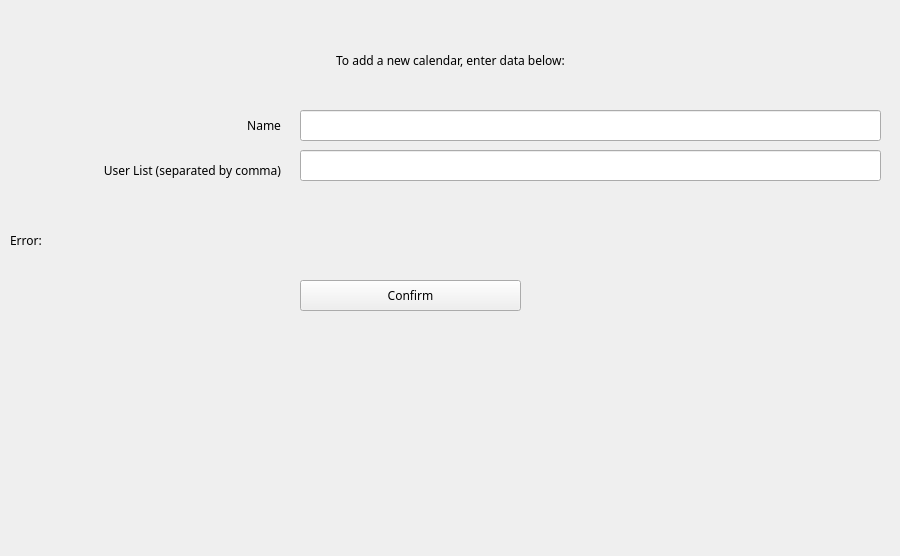
First picture: the form in client/screenModels/addNewCalendar.ui, repository agak33/SK-PUT-project, before the edit.
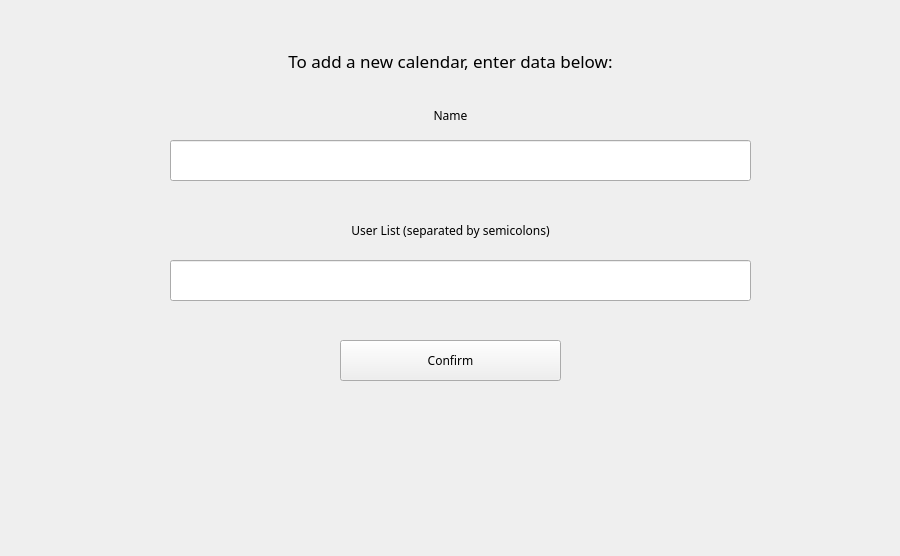
Second picture: the form after the edit.

The edit to the form file:
```diff
--- a/client/screenModels/addNewCalendar.ui
+++ b/client/screenModels/addNewCalendar.ui
@@ -24,10 +24,10 @@
   <widget class="QPushButton" name="newCalendarConfirmButton">
    <property name="geometry">
     <rect>
-     <x>300</x>
-     <y>280</y>
+     <x>340</x>
+     <y>340</y>
      <width>221</width>
-     <height>31</height>
+     <height>41</height>
     </rect>
    </property>
    <property name="text">
@@ -46,6 +46,11 @@
      <height>41</height>
     </rect>
    </property>
+   <property name="font">
+    <font>
+     <pointsize>13</pointsize>
+    </font>
+   </property>
    <property name="text">
     <string>To add a new calendar, enter data below:</string>
    </property>
@@ -56,9 +61,9 @@
   <widget class="QLabel" name="newCalendarNamelabel">
    <property name="geometry">
     <rect>
-     <x>10</x>
-     <y>110</y>
-     <width>271</width>
+     <x>20</x>
+     <y>100</y>
+     <width>861</width>
      <height>31</height>
     </rect>
    </property>
@@ -66,58 +71,45 @@
     <string>Name</string>
    </property>
    <property name="alignment">
-    <set>Qt::AlignRight|Qt::AlignTrailing|Qt::AlignVCenter</set>
+    <set>Qt::AlignCenter</set>
    </property>
   </widget>
   <widget class="QLabel" name="newCalendarUserListLabel">
    <property name="geometry">
     <rect>
-     <x>10</x>
-     <y>150</y>
-     <width>271</width>
+     <x>20</x>
+     <y>210</y>
+     <width>861</width>
      <height>41</height>
     </rect>
    </property>
    <property name="text">
-    <string>User List (separated by comma)</string>
+    <string>User List (separated by semicolons)</string>
    </property>
    <property name="alignment">
-    <set>Qt::AlignRight|Qt::AlignTrailing|Qt::AlignVCenter</set>
+    <set>Qt::AlignCenter</set>
    </property>
   </widget>
   <widget class="QLineEdit" name="newCalendarUserListField">
    <property name="geometry">
     <rect>
-     <x>300</x>
-     <y>150</y>
+     <x>170</x>
+     <y>260</y>
      <width>581</width>
-     <height>31</height>
+     <height>41</height>
     </rect>
    </property>
   </widget>
   <widget class="QLineEdit" name="newCalendarNameField">
    <property name="geometry">
     <rect>
-     <x>300</x>
-     <y>110</y>
+     <x>170</x>
+     <y>140</y>
      <width>581</width>
-     <height>31</height>
+     <height>41</height>
     </rect>
    </property>
   </widget>
-  <widget class="QLabel" name="errorLabel">
-   <property name="geometry">
-    <rect>
-     <x>10</x>
-     <y>210</y>
-     <width>881</width>
-     <height>61</height>
-    </rect>
-   </property>
-   <property name="text">
-    <string>Error:</string>
-   </property>
-  </widget>
  </widget>
  <resources/>
  <connections/>
```
